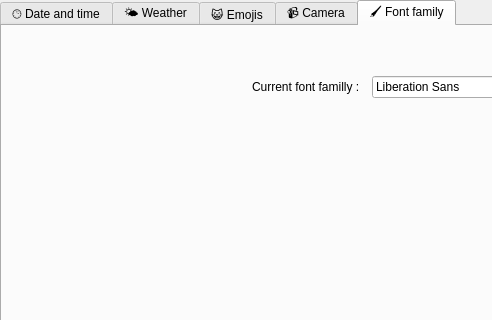
Before: the Qt Designer form maindesktopweadtwindow.ui in Vicken-Ghoubiguian/desktopWeaDTApp, drawn with Qt 5; both pictures show x 0 to 492 and y 0 to 320 of the 800 by 600 pixel window.
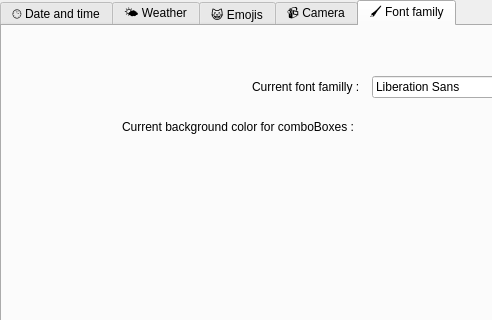
After: the same form once the commit is applied. The open tabs and pages were chosen to show the change.

```diff
--- a/maindesktopweadtwindow.ui
+++ b/maindesktopweadtwindow.ui
@@ -297,6 +297,19 @@
        </rect>
       </property>
      </widget>
+     <widget class="QLabel" name="backgroundColorLabel">
+      <property name="geometry">
+       <rect>
+        <x>120</x>
+        <y>90</y>
+        <width>261</width>
+        <height>21</height>
+       </rect>
+      </property>
+      <property name="text">
+       <string>Current background color for comboBoxes :</string>
+      </property>
+     </widget>
     </widget>
    </widget>
   </widget>
```
Left out of the diff: 2 changed lines with no effect on the pictures.
